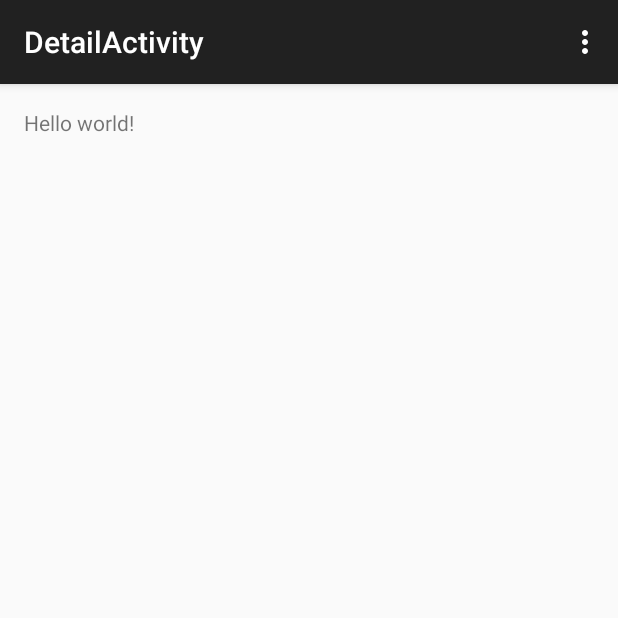
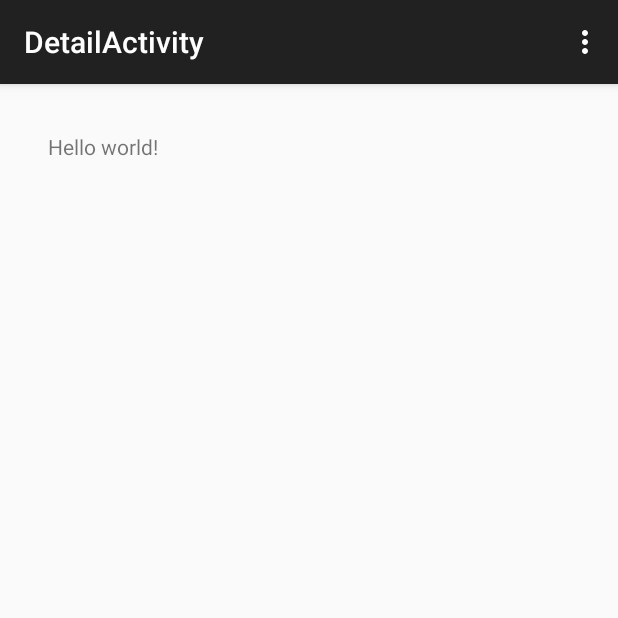
Before and after one commit to josephmokenela/sunshine, an Android app: the DetailActivity screen opened directly, with no data from a screen before it, on a phone screen of 412 x 824 dp, the top half of it. Run offline under Robolectric (Android 15) with nearby library versions, the phone set to English and light mode, and no system bars.

Commit message:
Add Fragment to the Detail Activity

```diff
--- a/app/src/main/java/mmjmicrosystems/co/za/sunshine/app/DetailActivity.java
+++ b/app/src/main/java/mmjmicrosystems/co/za/sunshine/app/DetailActivity.java
@@ -1,9 +1,13 @@
 package mmjmicrosystems.co.za.sunshine.app;
 
+import android.support.v4.app.Fragment;
 import android.support.v7.app.ActionBarActivity;
 import android.os.Bundle;
+import android.view.LayoutInflater;
 import android.view.Menu;
 import android.view.MenuItem;
+import android.view.View;
+import android.view.ViewGroup;
 
 
 public class DetailActivity extends ActionBarActivity {
@@ -12,6 +16,10 @@ public class DetailActivity extends ActionBarActivity {
     protected void onCreate(Bundle savedInstanceState) {
         super.onCreate(savedInstanceState);
         setContentView(R.layout.activity_detail);
+
+        if (savedInstanceState == null) {
+            getSupportFragmentManager().beginTransaction().add(R.id.container, new PlaceholderFragment()).commit();
+        }
     }
 
 
@@ -36,4 +44,20 @@ public class DetailActivity extends ActionBarActivity {
 
         return super.onOptionsItemSelected(item);
     }
+
+    /**
+     * A placeholder fragment containing a simple view.
+     */
+    public static class PlaceholderFragment extends Fragment {
+
+        public PlaceholderFragment() {
+        }
+
+        @Override
+        public View onCreateView(LayoutInflater inflater, ViewGroup container,
+                                 Bundle savedInstanceState) {
+            View rootView = inflater.inflate(R.layout.fragment_detail, container, false);
+            return rootView;
+        }
+    }
 }
--- a/app/src/main/res/layout/activity_detail.xml
+++ b/app/src/main/res/layout/activity_detail.xml
@@ -1,12 +1,12 @@
-<RelativeLayout xmlns:android="http://schemas.android.com/apk/res/android"
+<FrameLayout xmlns:android="http://schemas.android.com/apk/res/android"
     xmlns:tools="http://schemas.android.com/tools" android:layout_width="match_parent"
     android:layout_height="match_parent" android:paddingLeft="@dimen/activity_horizontal_margin"
     android:paddingRight="@dimen/activity_horizontal_margin"
     android:paddingTop="@dimen/activity_vertical_margin"
     android:paddingBottom="@dimen/activity_vertical_margin"
-    tools:context="mmjmicrosystems.co.za.sunshine.app.DetailActivity">
+    android:id="@+id/container"
+    tools:context="mmjmicrosystems.co.za.sunshine.app.DetailActivity"
+    tools:ignore="MergeRootFrame" >
 
-    <TextView android:text="@string/hello_world" android:layout_width="wrap_content"
-        android:layout_height="wrap_content" />
 
-</RelativeLayout>
+</FrameLayout>
--- /dev/null
+++ b/app/src/main/res/layout/fragment_detail.xml
@@ -0,0 +1,16 @@
+<RelativeLayout xmlns:android="http://schemas.android.com/apk/res/android"
+    xmlns:tools="http://schemas.android.com/tools"
+    android:layout_width="match_parent"
+    android:layout_height="match_parent"
+    android:paddingLeft="@dimen/activity_horizontal_margin"
+    android:paddingRight="@dimen/activity_horizontal_margin"
+    android:paddingTop="@dimen/activity_vertical_margin"
+    android:paddingBottom="@dimen/activity_vertical_margin"
+    tools:context="com.example.android.sunshine.app.DetailActivity$PlaceholderFragment">
+
+    <TextView
+        android:text="@string/hello_world"
+        android:layout_width="wrap_content"
+        android:layout_height="wrap_content" />
+
+</RelativeLayout>
```
